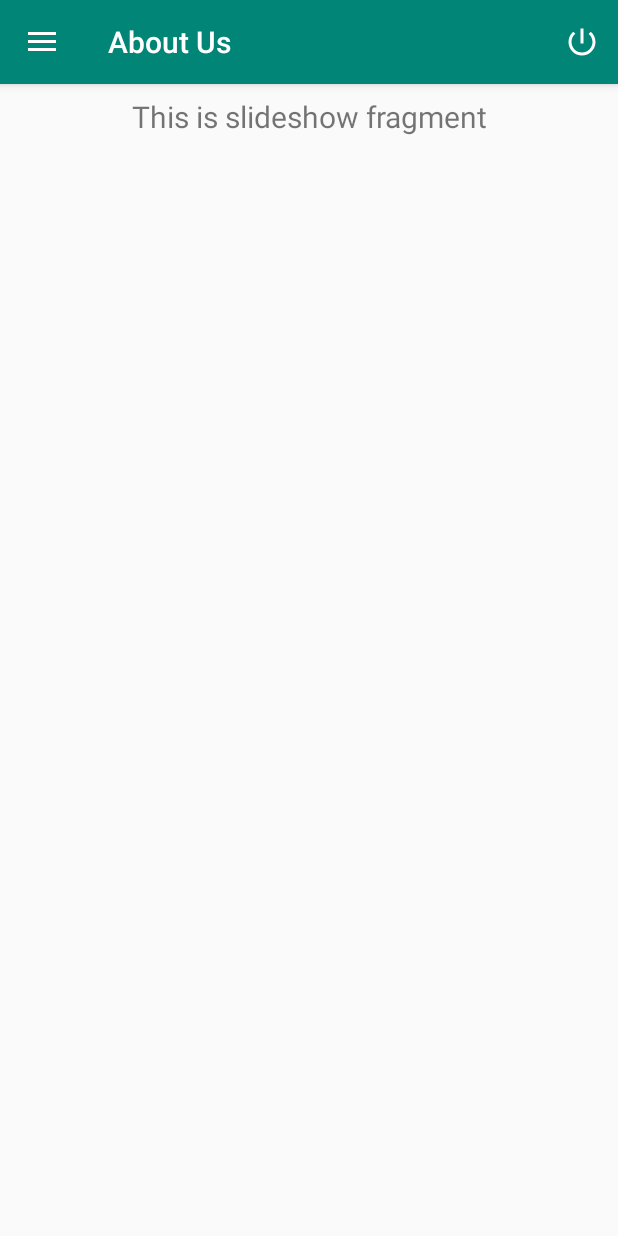
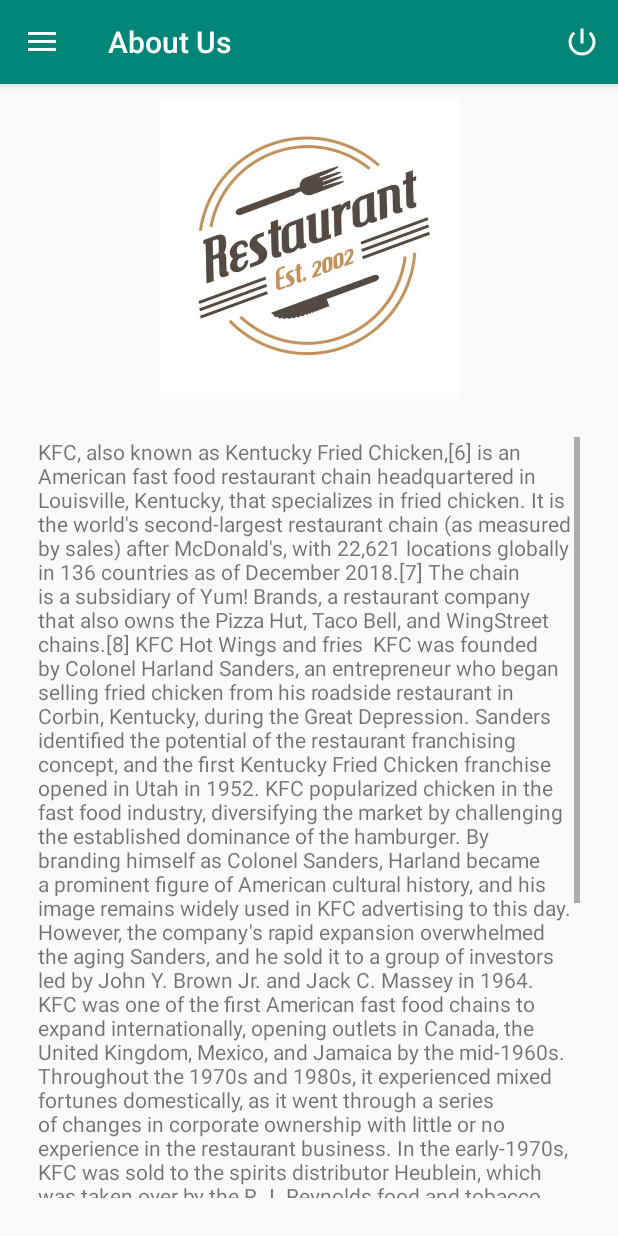
Before and after one commit to prajwalmw/RestaurantSeatBooking, an Android app: the screen it shows after launch (MainActivity), in the side drawer, after a tap on "About Us", on a phone screen of 412 x 824 dp. Run offline under Robolectric (Android 15) with nearby library versions, the phone set to English and light mode, and no system bars; our stand-ins replace Firebase (no records; nobody signed in at launch, a user with empty details on screens opened directly), navigation-ui; libraries missing offline, so code that uses them is left out: com.firebase.ui; 2 statements that could not run were skipped.

Commit message:
About Us

```diff
--- a/app/src/main/java/com/prajwal/restaurant/Booking_Fragment_Extends.java
+++ b/app/src/main/java/com/prajwal/restaurant/Booking_Fragment_Extends.java
@@ -5,7 +5,7 @@ import android.os.Bundle;
 import androidx.appcompat.app.AppCompatActivity;
 import androidx.appcompat.widget.Toolbar;
 
-import com.prajwal.restaurant.ui.gallery.BookingFragment;
+import com.prajwal.restaurant.ui.booking.BookingFragment;
 
 public class Booking_Fragment_Extends extends AppCompatActivity {
     @Override
--- a/app/src/main/java/com/prajwal/restaurant/Edit_Detail.java
+++ b/app/src/main/java/com/prajwal/restaurant/Edit_Detail.java
@@ -6,9 +6,8 @@ import android.database.sqlite.SQLiteDatabase;
 import android.os.Bundle;
 
 import com.google.android.material.floatingactionbutton.FloatingActionButton;
-import com.google.android.material.snackbar.Snackbar;
 import com.prajwal.restaurant.database.RestaurantDatabaseHelper;
-import com.prajwal.restaurant.ui.gallery.BookingFragment;
+import com.prajwal.restaurant.ui.booking.BookingFragment;
 
 import androidx.appcompat.app.AppCompatActivity;
 import androidx.appcompat.widget.Toolbar;
--- a/app/src/main/java/com/prajwal/restaurant/ui/slideshow/SlideshowFragment.java
+++ b/app/src/main/java/com/prajwal/restaurant/ui/aboutUs/AboutUsFragment.java
@@ -1,4 +1,4 @@
-package com.prajwal.restaurant.ui.slideshow;
+package com.prajwal.restaurant.ui.aboutUs;
 
 import android.os.Bundle;
 import android.view.LayoutInflater;
@@ -14,22 +14,22 @@ import androidx.lifecycle.ViewModelProviders;
 
 import com.prajwal.restaurant.R;
 
-public class SlideshowFragment extends Fragment {
+public class AboutUsFragment extends Fragment {
 
-    private SlideshowViewModel slideshowViewModel;
+    private AboutUs_ViewModel aboutUsViewModel;
 
     public View onCreateView(@NonNull LayoutInflater inflater,
                              ViewGroup container, Bundle savedInstanceState) {
-        slideshowViewModel =
-                ViewModelProviders.of(this).get(SlideshowViewModel.class);
-        View root = inflater.inflate(R.layout.fragment_slideshow, container, false);
-        final TextView textView = root.findViewById(R.id.text_slideshow);
-        slideshowViewModel.getText().observe(this, new Observer<String>() {
+        aboutUsViewModel =
+                ViewModelProviders.of(this).get(AboutUs_ViewModel.class);
+        View root = inflater.inflate(R.layout.fragment_about_us, container, false);
+       // final TextView textView = root.findViewById(R.id.text_slideshow);
+        /*aboutUsViewModel.getText().observe(this, new Observer<String>() {
             @Override
             public void onChanged(@Nullable String s) {
                 textView.setText(s);
             }
-        });
+        });*/
         return root;
     }
 }
--- a/app/src/main/java/com/prajwal/restaurant/ui/gallery/BookingFragment.java
+++ b/app/src/main/java/com/prajwal/restaurant/ui/booking/BookingFragment.java
@@ -1,4 +1,4 @@
-package com.prajwal.restaurant.ui.gallery;
+package com.prajwal.restaurant.ui.booking;
 
 import android.Manifest;
 import android.content.Context;
@@ -15,8 +15,6 @@ import android.view.LayoutInflater;
 import android.view.View;
 import android.view.ViewGroup;
 import android.widget.AdapterView;
-import android.widget.ArrayAdapter;
-import android.widget.CursorAdapter;
 import android.widget.ListView;
 import android.widget.SimpleCursorAdapter;
 import android.widget.Toast;
@@ -32,8 +30,6 @@ import com.google.android.material.floatingactionbutton.FloatingActionButton;
 import com.prajwal.restaurant.Edit_Detail;
 import com.prajwal.restaurant.R;
 import com.prajwal.restaurant.database.RestaurantDatabaseHelper;
-
-import static com.firebase.ui.auth.AuthUI.getApplicationContext;
 
 public class BookingFragment extends Fragment {
 
--- a/app/src/main/java/com/prajwal/restaurant/ui/gallery/BookingViewModel.java
+++ b/app/src/main/java/com/prajwal/restaurant/ui/booking/BookingViewModel.java
@@ -1,4 +1,4 @@
-package com.prajwal.restaurant.ui.gallery;
+package com.prajwal.restaurant.ui.booking;
 
 import androidx.lifecycle.LiveData;
 import androidx.lifecycle.MutableLiveData;
--- a/app/src/main/java/com/prajwal/restaurant/ui/profile/ProfileFragment.java
+++ b/app/src/main/java/com/prajwal/restaurant/ui/profile/ProfileFragment.java
@@ -24,9 +24,6 @@ import com.bumptech.glide.request.animation.GlideAnimation;
 import com.bumptech.glide.request.target.SimpleTarget;
 import com.google.firebase.auth.FirebaseAuth;
 import com.prajwal.restaurant.R;
-import com.prajwal.restaurant.ui.gallery.BookingViewModel;
-
-import java.net.URI;
 
 public class ProfileFragment extends Fragment {
 
--- /dev/null
+++ b/app/src/main/res/layout/fragment_about_us.xml
@@ -0,0 +1,37 @@
+<?xml version="1.0" encoding="utf-8"?>
+<RelativeLayout
+    xmlns:android="http://schemas.android.com/apk/res/android"
+    xmlns:app="http://schemas.android.com/apk/res-auto"
+    android:layout_width="match_parent"
+    android:layout_height="match_parent">
+
+    <ImageView
+        android:id="@+id/about_image"
+        android:layout_width="match_parent"
+        android:layout_height="200sp"
+        android:layout_marginTop="10sp"
+        android:src="@drawable/restaurant"/>
+
+    <androidx.core.widget.NestedScrollView
+        android:layout_width="match_parent"
+        android:layout_height="match_parent"
+        android:layout_margin="15sp"
+        android:padding="10sp"
+        android:scrollbars="vertical"
+        android:layout_below="@+id/about_image">
+
+        <TextView
+            android:layout_width="match_parent"
+            android:layout_height="match_parent"
+            android:text="KFC, also known as Kentucky Fried Chicken,[6] is an American fast food restaurant chain headquartered in Louisville, Kentucky, that specializes in fried chicken. It is the world's second-largest restaurant chain (as measured by sales) after McDonald's, with 22,621 locations globally in 136 countries as of December 2018.[7] The chain is a subsidiary of Yum! Brands, a restaurant company that also owns the Pizza Hut, Taco Bell, and WingStreet chains.[8]
+KFC Hot Wings and fries
+
+KFC was founded by Colonel Harland Sanders, an entrepreneur who began selling fried chicken from his roadside restaurant in Corbin, Kentucky, during the Great Depression. Sanders identified the potential of the restaurant franchising concept, and the first Kentucky Fried Chicken franchise opened in Utah in 1952. KFC popularized chicken in the fast food industry, diversifying the market by challenging the established dominance of the hamburger. By branding himself as Colonel Sanders, Harland became a prominent figure of American cultural history, and his image remains widely used in KFC advertising to this day. However, the company's rapid expansion overwhelmed the aging Sanders, and he sold it to a group of investors led by John Y. Brown Jr. and Jack C. Massey in 1964.
+
+KFC was one of the first American fast food chains to expand internationally, opening outlets in Canada, the United Kingdom, Mexico, and Jamaica by the mid-1960s. Throughout the 1970s and 1980s, it experienced mixed fortunes domestically, as it went through a series of changes in corporate ownership with little or no experience in the restaurant business. In the early-1970s, KFC was sold to the spirits distributor Heublein, which was taken over by the R.J. Reynolds food and tobacco conglomerate; that company sold the chain to PepsiCo. The chain continued to expand overseas, however, and in 1987, it became the first Western restaurant chain to open in China. It has since expanded rapidly in China, which is now the company's single largest market. PepsiCo spun off its restaurants division as Tricon Global Restaurants, which later changed its name to Yum! Brands.
+
+KFC's original product is pressure-fried chicken pieces, seasoned with Sanders' recipe of 11 herbs and spices. The constituents of the recipe represent a notable trade secret. Larger portions of fried chicken are served in a cardboard bucket, which has become a well-known feature of the chain since it was first introduced by franchisee Pete Harman in 1957. Since the early-1990s, KFC has expanded its menu to offer other chicken products such as chicken fillet sandwiches and wraps, as well as salads and side dishes such as French fries and coleslaw, desserts, and soft drinks; the latter often supplied by PepsiCo. KFC is known for its slogans It's Finger Lickin' Good!, Nobody does chicken like KFC, and So good."
+ />
+    </androidx.core.widget.NestedScrollView>
+
+</RelativeLayout>
--- a/app/src/main/res/layout/fragment_slideshow.xml
+++ /dev/null
@@ -1,19 +0,0 @@
-<?xml version="1.0" encoding="utf-8"?>
-<androidx.constraintlayout.widget.ConstraintLayout xmlns:android="http://schemas.android.com/apk/res/android"
-    xmlns:app="http://schemas.android.com/apk/res-auto"
-    android:layout_width="match_parent"
-    android:layout_height="match_parent">
-
-    <TextView
-        android:id="@+id/text_slideshow"
-        android:layout_width="match_parent"
-        android:layout_height="wrap_content"
-        android:layout_marginStart="8dp"
-        android:layout_marginTop="8dp"
-        android:layout_marginEnd="8dp"
-        android:textAlignment="center"
-        android:textSize="20sp"
-        app:layout_constraintEnd_toEndOf="parent"
-        app:layout_constraintStart_toStartOf="parent"
-        app:layout_constraintTop_toTopOf="parent" />
-</androidx.constraintlayout.widget.ConstraintLayout>
--- a/app/src/main/res/navigation/mobile_navigation.xml
+++ b/app/src/main/res/navigation/mobile_navigation.xml
@@ -19,15 +19,15 @@
 
     <fragment
         android:id="@+id/nav_gallery"
-        android:name="com.prajwal.restaurant.ui.gallery.BookingFragment"
+        android:name="com.prajwal.restaurant.ui.booking.BookingFragment"
         android:label="My Bookings"
         tools:layout="@layout/fragment_booking" />
 
     <fragment
         android:id="@+id/nav_slideshow"
-        android:name="com.prajwal.restaurant.ui.slideshow.SlideshowFragment"
+        android:name="com.prajwal.restaurant.ui.aboutUs.AboutUsFragment"
         android:label="About Us"
-        tools:layout="@layout/fragment_slideshow" />
+        tools:layout="@layout/fragment_aboutUs" />
 
     <fragment
         android:id="@+id/nav_review"
```
Also changed, not shown: app/src/main/java/com/prajwal/restaurant/ui/aboutUs/AboutUs_ViewModel.java (renamed from app/src/main/java/com/prajwal/restaurant/ui/slideshow/SlideshowViewModel.java).
